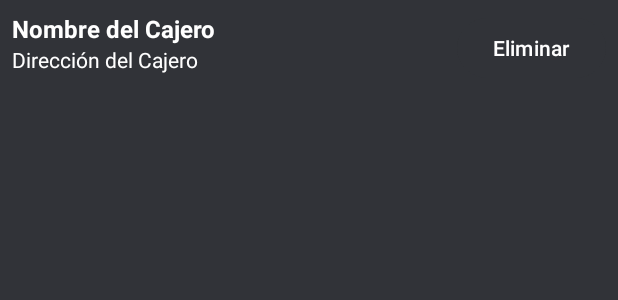
After one commit to danfraher/Banco-DaFrHe, an Android app: the layout item_cajero.xml on its own in the app's theme, with its tools: preview values and no code run, on a phone screen of 412 x 824 dp. The commit adds this screen. Shown: the top 300 px of the screen. Run offline under Robolectric (Android 15) with nearby library versions, the phone set to English and light mode, and no system bars.

Commit message:
Cajeros Terminado

```diff
--- a/app/build.gradle.kts
+++ b/app/build.gradle.kts
@@ -2,6 +2,7 @@
 plugins {
     alias(libs.plugins.android.application)
     alias(libs.plugins.kotlin.android)
+    id("com.google.devtools.ksp")
 }
 
 
@@ -56,6 +57,9 @@ dependencies {
     implementation(libs.material)
     implementation("com.github.bumptech.glide:glide:4.16.0")
     implementation("androidx.preference:preference:1.2.0")
+    val roomVersion = "2.6.1"
 
+    implementation("androidx.room:room-runtime:$roomVersion")
+    ksp("androidx.room:room-compiler:$roomVersion")
 
 }
--- a/app/src/main/AndroidManifest.xml
+++ b/app/src/main/AndroidManifest.xml
@@ -12,6 +12,12 @@
         android:supportsRtl="true"
         android:theme="@style/Theme.BancoDaFrHe"
         tools:targetApi="31">
+        <activity
+            android:name=".activities.FormularioCajeroActivity"
+            android:exported="false" />
+        <activity
+            android:name=".activities.CajerosActivity"
+            android:exported="false" />
         <activity
             android:name=".activities.GlobalPositionDetailActivity"
             android:exported="false" />
--- /dev/null
+++ b/app/src/main/res/layout/item_cajero.xml
@@ -0,0 +1,38 @@
+<?xml version="1.0" encoding="utf-8"?>
+<LinearLayout
+    xmlns:android="http://schemas.android.com/apk/res/android"
+    android:id="@+id/main"
+    android:layout_width="match_parent"
+    android:layout_height="wrap_content"
+    android:orientation="horizontal"
+    android:padding="8dp">
+
+    <LinearLayout
+        android:layout_width="0dp"
+        android:layout_height="wrap_content"
+        android:layout_weight="1"
+        android:orientation="vertical">
+
+        <TextView
+            android:id="@+id/tvNombre"
+            android:layout_width="wrap_content"
+            android:layout_height="wrap_content"
+            android:text="Nombre del Cajero"
+            android:textStyle="bold"
+            android:textSize="16sp" />
+
+        <TextView
+            android:id="@+id/tvDireccion"
+            android:layout_width="wrap_content"
+            android:layout_height="wrap_content"
+            android:text="Dirección del Cajero"
+            android:textSize="14sp" />
+    </LinearLayout>
+
+    <Button
+        android:id="@+id/btnEliminar"
+        android:layout_width="wrap_content"
+        android:layout_height="wrap_content"
+        android:text="Eliminar" />
+
+</LinearLayout>
--- a/build.gradle.kts
+++ b/build.gradle.kts
@@ -2,4 +2,5 @@
 plugins {
     alias(libs.plugins.android.application) apply false
     alias(libs.plugins.kotlin.android) apply false
+    id("com.google.devtools.ksp") version "1.9.21-1.0.15" apply false
 }
```
Also changed, not shown: app/src/main/java/com/example/banco_dafrhe/Adapter/CajeroAdapter.kt (added, +52 -0 lines), app/src/main/java/com/example/banco_dafrhe/activities/CajerosActivity.kt (added, +100 -0 lines), app/src/main/java/com/example/banco_dafrhe/activities/FormularioCajeroActivity.kt (added, +123 -0 lines), app/src/main/java/com/example/banco_dafrhe/activities/MainActivity.kt (+7 -0 lines), app/src/main/java/com/example/banco_dafrhe/bd/CajeroDatabase.kt (added, +80 -0 lines), app/src/main/java/com/example/banco_dafrhe/dao/CajeroDAO.kt (added, +30 -0 lines), app/src/main/java/com/example/banco_dafrhe/pojo/CajeroEntity.kt (added, +18 -0 lines), app/src/main/res/layout/activity_cajeros.xml (added, +22 -0 lines), app/src/main/res/layout/activity_formulario_cajero.xml (added, +52 -0 lines).
